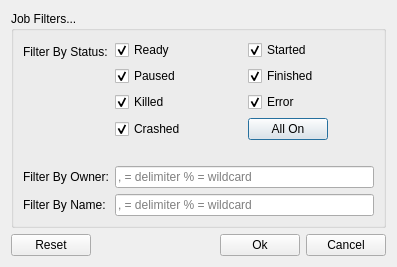
First picture: the form in ui/UI_JobFilter.ui, repository david2777/DPS_Hydra, before the edit.
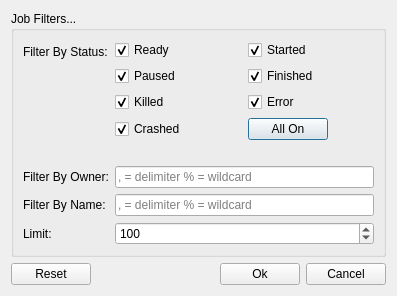
Second picture: the form after the edit.

Commit message: Tweaks and setup on Filter Dialog

Patch:
```diff
--- a/ui/UI_JobFilter.ui
+++ b/ui/UI_JobFilter.ui
@@ -7,7 +7,7 @@
     <x>0</x>
     <y>0</y>
     <width>397</width>
-    <height>254</height>
+    <height>280</height>
    </rect>
   </property>
   <property name="windowTitle">
@@ -171,6 +171,26 @@
         </property>
        </widget>
       </item>
+      <item row="3" column="0">
+       <widget class="QLabel" name="limitLabel">
+        <property name="text">
+         <string>Limit:</string>
+        </property>
+       </widget>
+      </item>
+      <item row="3" column="1">
+       <widget class="QSpinBox" name="limitSpinBox">
+        <property name="minimum">
+         <number>1</number>
+        </property>
+        <property name="maximum">
+         <number>9999999</number>
+        </property>
+        <property name="value">
+         <number>100</number>
+        </property>
+       </widget>
+      </item>
      </layout>
     </widget>
    </item>
```
The commit also changes 3 other files.
